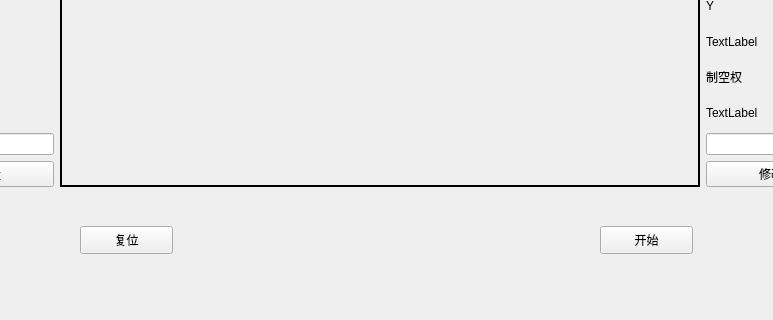
Above: ui/mainwindow.ui from DAASTA/EDC2016_host_Qt_test before the change; both pictures show x 130 to 903 and y 431 to 751 of the 1035 by 751 pixel window. Below: the same form after it.
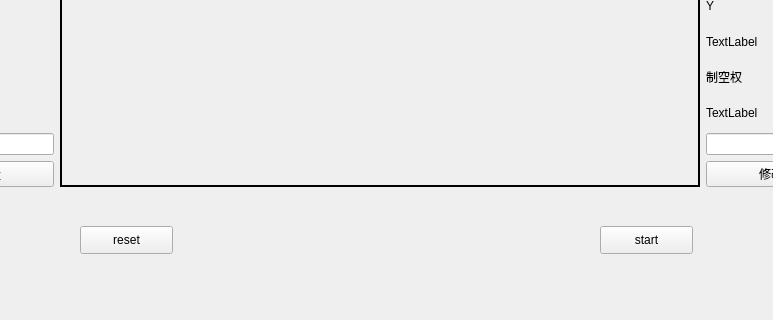
That is the form after the change.

Commit message: start_pause

Diff of the .ui file:
```diff
--- a/ui/mainwindow.ui
+++ b/ui/mainwindow.ui
@@ -24,7 +24,7 @@
      </rect>
     </property>
     <property name="text">
-     <string>开始</string>
+     <string>start</string>
     </property>
    </widget>
    <widget class="QPushButton" name="pushButton_reset">
@@ -37,7 +37,7 @@
      </rect>
     </property>
     <property name="text">
-     <string>复位</string>
+     <string>reset</string>
     </property>
    </widget>
    <widget class="QWidget" name="layoutWidget1">
```
The commit also changes 3 other files.
